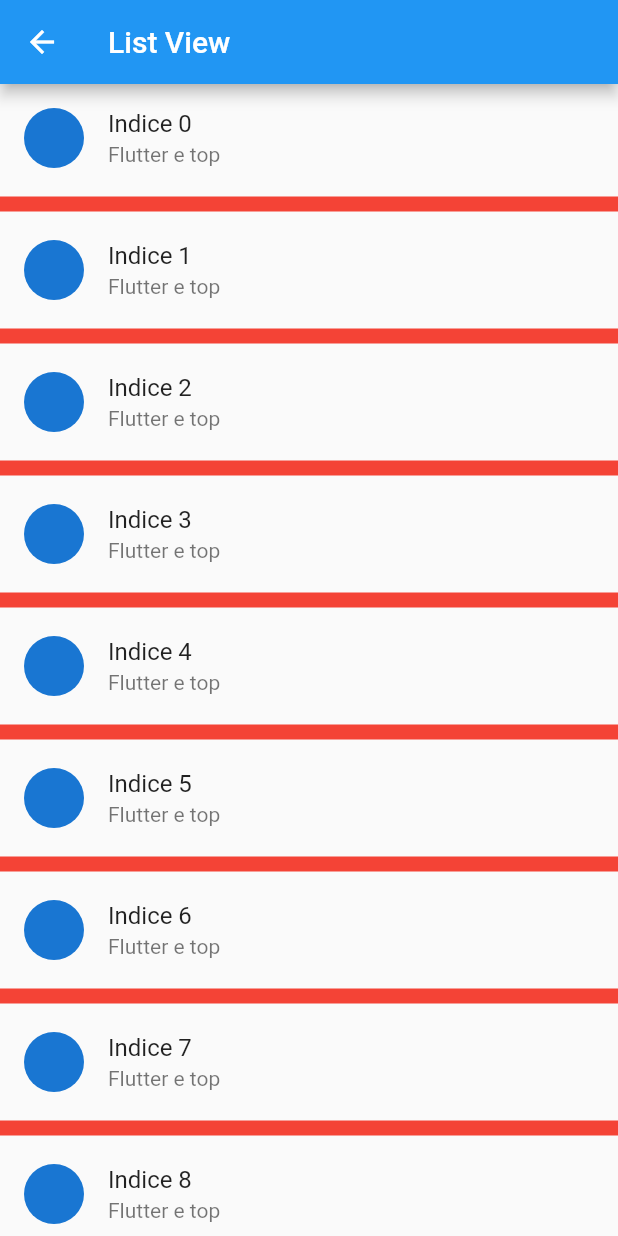
After one commit to danieldkm/flutter, a Flutter app: the ListViewPage screen opened by its route, on a phone screen of 412 x 824 dp. The commit adds this screen. Run offline on Flutter 3.47's test engine with Material 2 defaults, Android fonts, the phone set to English and light mode, and no system bars; our stand-ins replace device_preview.

Commit message:
SingleChildScrollView e ListView

```diff
--- a/4_flutter_primeiro_projeto/lib/main.dart
+++ b/4_flutter_primeiro_projeto/lib/main.dart
@@ -7,6 +7,8 @@ import 'package:flutter_primeiro_projeto/pages/homes/home_page.dart';
 import 'package:flutter_primeiro_projeto/pages/layout_builder/layout_builder_page.dart';
 import 'package:flutter_primeiro_projeto/pages/media_query/media_query_page.dart';
 import 'package:flutter_primeiro_projeto/pages/rows_columns/rows_columns_page.dart';
+import 'package:flutter_primeiro_projeto/pages/scrolls/listview_page.dart';
+import 'package:flutter_primeiro_projeto/pages/scrolls/singlechildscrollview_page.dart';
 
 void main() {
   runApp(DevicePreview(
@@ -32,6 +34,8 @@ class MyApp extends StatelessWidget {
         '/media_query': (_) => MediaQueryPage(),
         '/layout_builder': (_) => LayoutBuilderPage(),
         '/botoes_rotacao_texto': (_) => BotoesRotacaoTextoPage(),
+        '/scrolls/single_child': (_) => SinglechildscrollviewPage(),
+        '/scrolls/list_view': (_) => ListViewPage(),
       },
     );
   }
--- a/4_flutter_primeiro_projeto/lib/pages/homes/home_page.dart
+++ b/4_flutter_primeiro_projeto/lib/pages/homes/home_page.dart
@@ -6,6 +6,8 @@ enum PopupMenuPages {
   media_query,
   layout_builder,
   botoes_rotacao_texto,
+  scrolls_single_child,
+  scrolls_list_view,
 }
 
 class HomePage extends StatelessWidget {
@@ -37,6 +39,12 @@ class HomePage extends StatelessWidget {
                   case PopupMenuPages.botoes_rotacao_texto:
                     Navigator.pushNamed(context, '/botoes_rotacao_texto');
                     break;
+                  case PopupMenuPages.scrolls_single_child:
+                    Navigator.pushNamed(context, '/scrolls/single_child');
+                    break;
+                  case PopupMenuPages.scrolls_list_view:
+                    Navigator.pushNamed(context, '/scrolls/list_view');
+                    break;
                 }
               },
               itemBuilder: (BuildContext context) {
@@ -61,6 +69,14 @@ class HomePage extends StatelessWidget {
                     child: Text('Botões Rotação Texto'),
                     value: PopupMenuPages.botoes_rotacao_texto,
                   ),
+                  PopupMenuItem<PopupMenuPages>(
+                    child: Text('Scroll SingleChild'),
+                    value: PopupMenuPages.scrolls_single_child,
+                  ),
+                  PopupMenuItem<PopupMenuPages>(
+                    child: Text('Scroll ListView'),
+                    value: PopupMenuPages.scrolls_list_view,
+                  ),
                 ];
               })
         ],
--- /dev/null
+++ b/4_flutter_primeiro_projeto/lib/pages/scrolls/listview_page.dart
@@ -0,0 +1,47 @@
+import 'package:flutter/material.dart';
+
+class ListViewPage extends StatelessWidget {
+  const ListViewPage({Key? key}) : super(key: key);
+
+  @override
+  Widget build(BuildContext context) {
+    return Scaffold(
+      appBar: AppBar(
+        title: Text('List View'),
+      ),
+      /*body: ListView.builder(
+        itemCount: 1000,
+        itemBuilder: (context, index) {
+          print('Carregando o indice $index');
+          return ListTile(
+            title: Text('Indice $index'),
+            subtitle: Text('Flutter e top'),
+            leading: CircleAvatar(),
+          );
+        },
+      ),*/
+      body: ListView.separated(
+        itemCount: 1000,
+        separatorBuilder: (context, index) {
+          /*return Container(
+            height: 10,
+            color: Colors.black,
+            width: MediaQuery.of(context).size.width,
+          );*/
+          return Divider(
+            color: Colors.red,
+            thickness: 10,
+          );
+        },
+        itemBuilder: (context, index) {
+          print('Carregando o indice $index');
+          return ListTile(
+            title: Text('Indice $index'),
+            subtitle: Text('Flutter e top'),
+            leading: CircleAvatar(),
+          );
+        },
+      ),
+    );
+  }
+}
```
Also changed, not shown: 4_flutter_primeiro_projeto/lib/pages/scrolls/singlechildscrollview_page.dart (added, +45 -0 lines), 1 other file.
